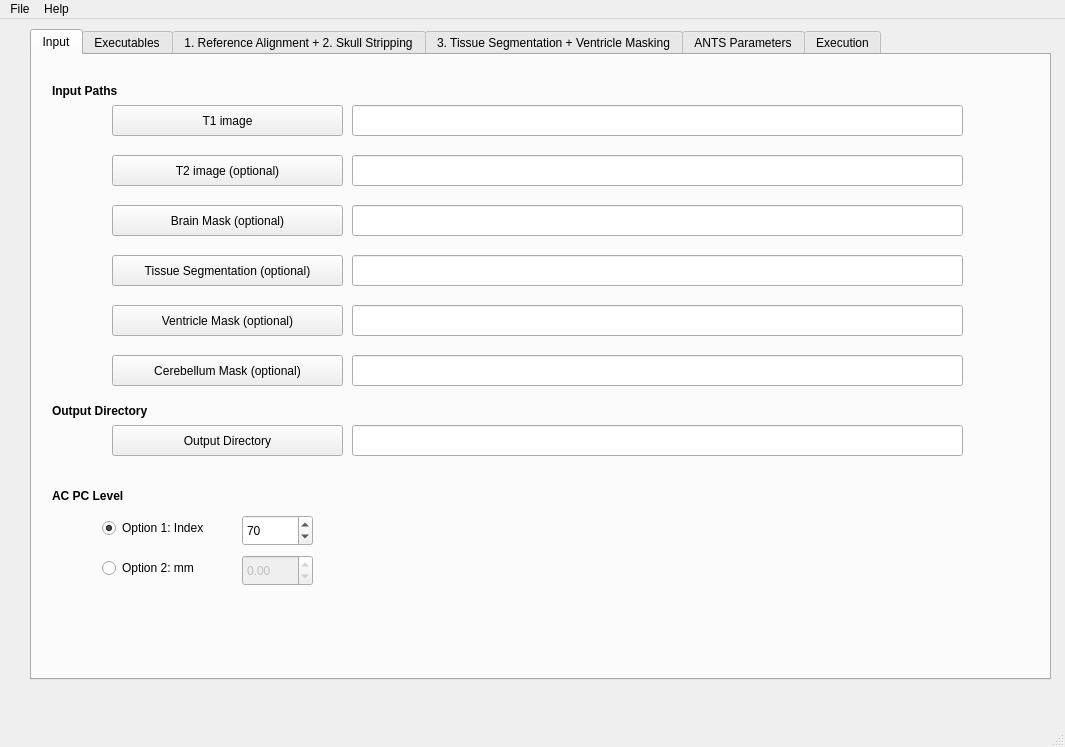
Qt form src/app/csfwindow.ui (NIRALUser/auto_EACSF) before a commit.
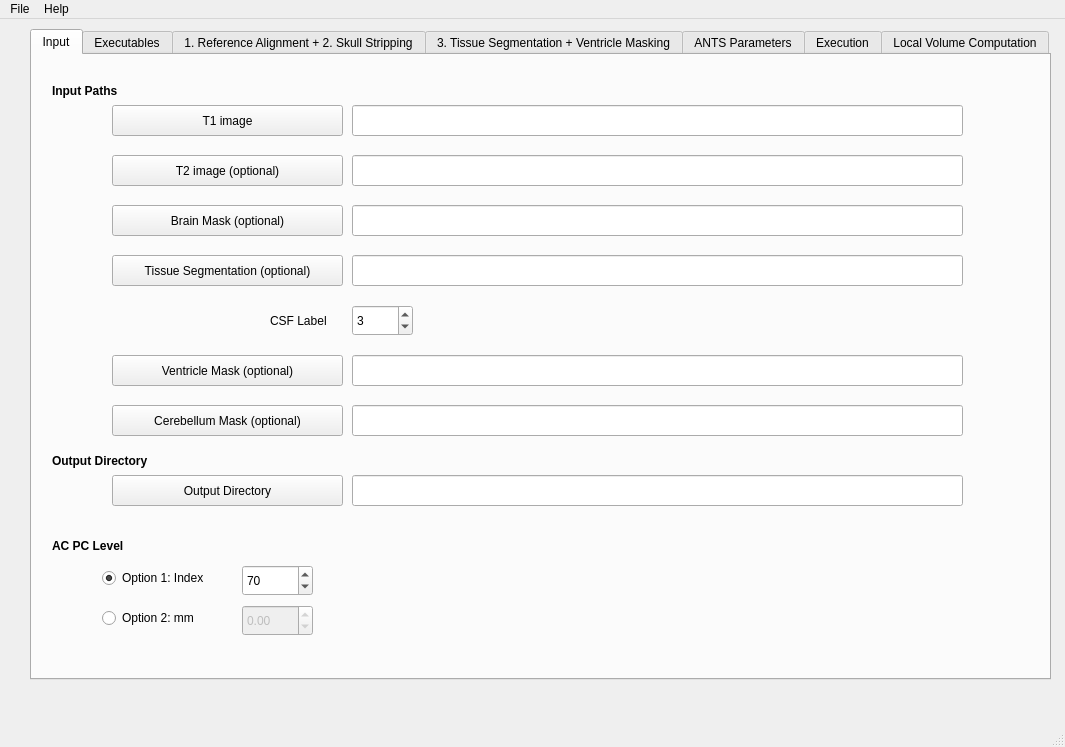
The same form after that commit.

Commit message: STYLE : code and outputs reorganisation

```diff
--- a/src/app/csfwindow.ui
+++ b/src/app/csfwindow.ui
@@ -73,7 +73,7 @@
       <property name="geometry">
        <rect>
         <x>80</x>
-        <y>250</y>
+        <y>300</y>
         <width>231</width>
         <height>31</height>
        </rect>
@@ -132,7 +132,7 @@
       <property name="geometry">
        <rect>
         <x>320</x>
-        <y>250</y>
+        <y>300</y>
         <width>611</width>
         <height>31</height>
        </rect>
@@ -158,7 +158,7 @@
       <property name="geometry">
        <rect>
         <x>320</x>
-        <y>370</y>
+        <y>420</y>
         <width>611</width>
         <height>31</height>
        </rect>
@@ -190,7 +190,7 @@
       <property name="geometry">
        <rect>
         <x>20</x>
-        <y>340</y>
+        <y>390</y>
         <width>131</width>
         <height>31</height>
        </rect>
@@ -209,7 +209,7 @@
       <property name="geometry">
        <rect>
         <x>80</x>
-        <y>370</y>
+        <y>420</y>
         <width>231</width>
         <height>31</height>
        </rect>
@@ -222,7 +222,7 @@
       <property name="geometry">
        <rect>
         <x>20</x>
-        <y>430</y>
+        <y>480</y>
         <width>91</width>
         <height>21</height>
        </rect>
@@ -241,7 +241,7 @@
       <property name="geometry">
        <rect>
         <x>210</x>
-        <y>460</y>
+        <y>510</y>
         <width>71</width>
         <height>31</height>
        </rect>
@@ -263,7 +263,7 @@
       <property name="geometry">
        <rect>
         <x>210</x>
-        <y>500</y>
+        <y>550</y>
         <width>71</width>
         <height>31</height>
        </rect>
@@ -282,7 +282,7 @@
       <property name="geometry">
        <rect>
         <x>70</x>
-        <y>460</y>
+        <y>510</y>
         <width>131</width>
         <height>26</height>
        </rect>
@@ -301,7 +301,7 @@
       <property name="geometry">
        <rect>
         <x>70</x>
-        <y>500</y>
+        <y>550</y>
         <width>121</width>
         <height>26</height>
        </rect>
@@ -317,7 +317,7 @@
       <property name="geometry">
        <rect>
         <x>80</x>
-        <y>300</y>
+        <y>350</y>
         <width>231</width>
         <height>31</height>
        </rect>
@@ -330,7 +330,7 @@
       <property name="geometry">
        <rect>
         <x>320</x>
-        <y>300</y>
+        <y>350</y>
         <width>611</width>
         <height>31</height>
        </rect>
@@ -339,6 +339,32 @@
        <string/>
       </property>
      </widget>
+     <widget class="QLabel" name="label">
+      <property name="geometry">
+       <rect>
+        <x>238</x>
+        <y>250</y>
+        <width>71</width>
+        <height>31</height>
+       </rect>
+      </property>
+      <property name="text">
+       <string>CSF Label</string>
+      </property>
+     </widget>
+     <widget class="QSpinBox" name="spinBox_CSFLabel">
+      <property name="geometry">
+       <rect>
+        <x>320</x>
+        <y>250</y>
+        <width>61</width>
+        <height>31</height>
+       </rect>
+      </property>
+      <property name="value">
+       <number>3</number>
+      </property>
+     </widget>
     </widget>
     <widget class="QWidget" name="tab_executables">
      <attribute name="title">
@@ -1320,6 +1346,11 @@
       </property>
      </widget>
     </widget>
+    <widget class="QWidget" name="tab">
+     <attribute name="title">
+      <string>Local Volume Computation</string>
+     </attribute>
+    </widget>
    </widget>
   </widget>
   <widget class="QMenuBar" name="menubar">
```
The commit also changes 2 other files.
